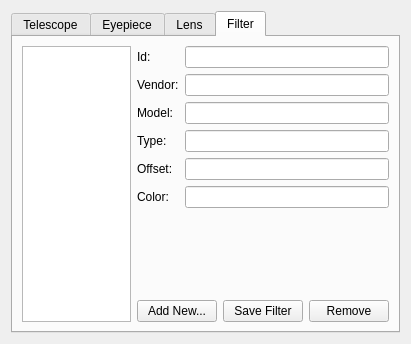
KDE/kstars, file kstars/oal/equipmentwriter.ui: the form before one commit.
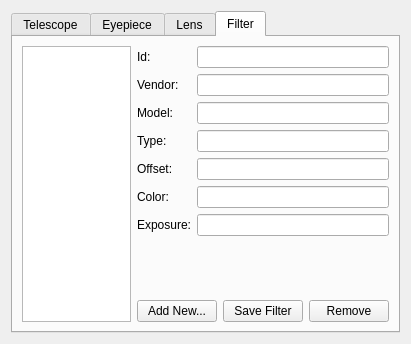
The form after the commit.

Commit message: Add support to per-filter exposure time that is persistent

```diff
--- a/kstars/oal/equipmentwriter.ui
+++ b/kstars/oal/equipmentwriter.ui
@@ -633,6 +633,20 @@
            <item row="5" column="1">
             <widget class="QLineEdit" name="f_Offset"/>
            </item>
+           <item row="7" column="0">
+            <widget class="QLabel" name="label_19">
+             <property name="text">
+              <string>Exposure:</string>
+             </property>
+            </widget>
+           </item>
+           <item row="7" column="1">
+            <widget class="QLineEdit" name="f_Exposure">
+             <property name="toolTip">
+              <string>Filter default exposure time in Ekos Focus Module</string>
+             </property>
+            </widget>
+           </item>
           </layout>
          </item>
          <item>
```
Left out of the diff: 3 changed lines with no effect on the pictures. The commit also changes 8 other files.
